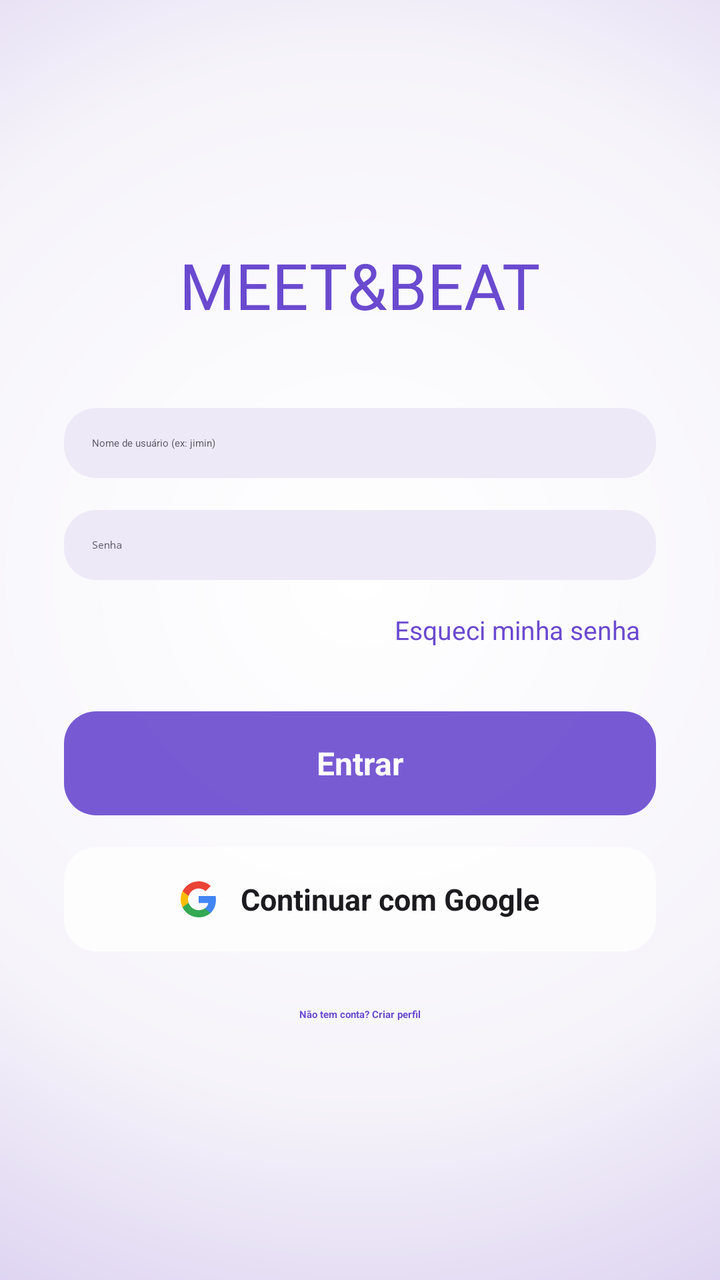
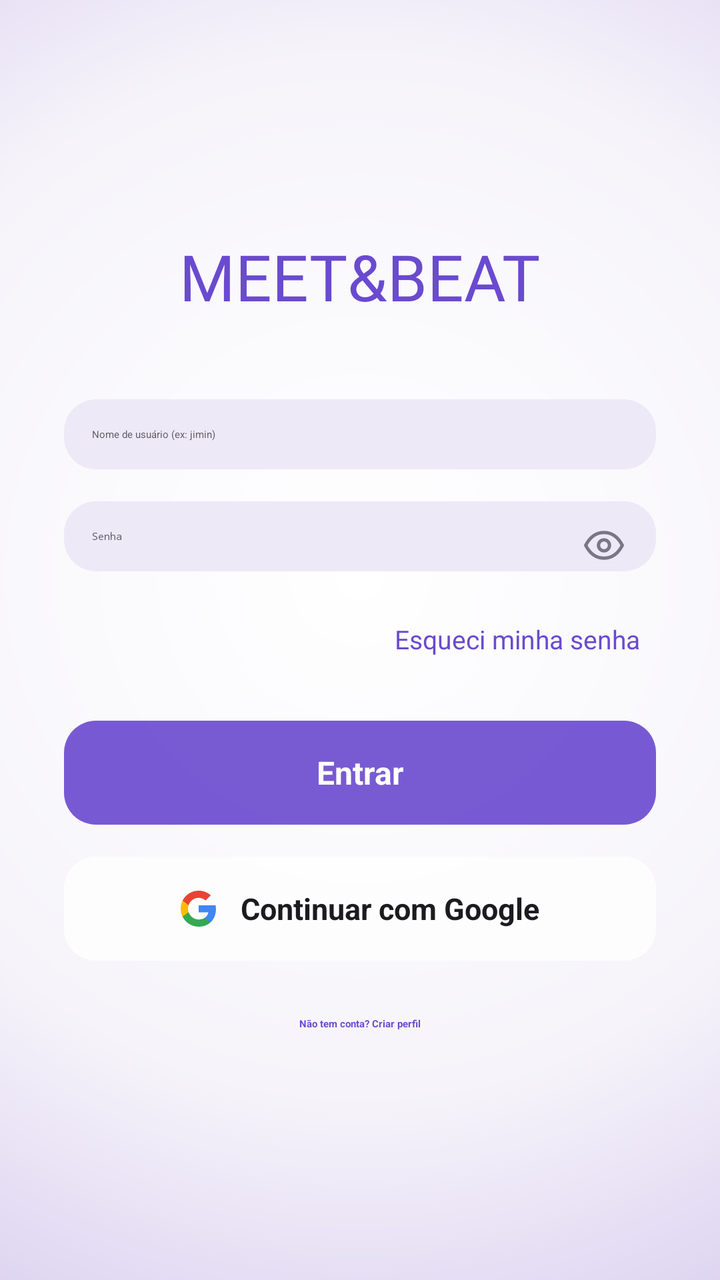

Two renders of the same Android screen: before a commit and after it. Below are the layout's source before the change and the commit's diff.
<!-- AndroidManifest.xml: activity theme Theme.MeetBeat.Splash -->
<!-- res/layout/activity_login.xml -->
<?xml version="1.0" encoding="utf-8"?>
<LinearLayout xmlns:android="http://schemas.android.com/apk/res/android"
    android:layout_width="match_parent"
    android:layout_height="match_parent"
    android:orientation="vertical"
    android:gravity="center"
    android:background="@drawable/bg_gradient_login"
    android:clipChildren="false"
    android:clipToPadding="false"
    android:padding="32dp">

    <TextView
        android:layout_width="wrap_content"
        android:layout_height="wrap_content"
        android:text="MEET&amp;BEAT"
        android:textColor="@color/purple_primary"
        android:textSize="32sp"
        android:fontFamily="@font/antonio_bold"
        android:layout_marginBottom="40dp" />

    <EditText
        android:id="@+id/editNomeLogin"
        android:layout_width="match_parent"
        android:layout_height="wrap_content"
        android:background="@drawable/bg_input_field"
        android:elevation="2dp"
        android:textColor="@color/text_dark"
        android:textColorHint="@color/text_gray"
        android:padding="14dp"
        android:hint="Nome de usuário (ex: jimin)" />

    <EditText
        android:id="@+id/editSenhaLogin"
        android:layout_width="match_parent"
        android:layout_height="wrap_content"
        android:background="@drawable/bg_input_field"
        android:elevation="2dp"
        android:textColor="@color/text_dark"
        android:textColorHint="@color/text_gray"
        android:padding="14dp"
        android:layout_marginTop="16dp"
        android:hint="Senha"
        android:inputType="textPassword" />

    <TextView
        android:id="@+id/btnEsqueciSenha"
        android:layout_width="wrap_content"
        android:layout_height="wrap_content"
        android:layout_gravity="end"
        android:layout_marginTop="8dp"
        android:text="Esqueci minha senha"
        android:textColor="@color/purple_primary"
        android:textSize="13sp"
        android:padding="8dp"
        android:clickable="true"
        android:focusable="true" />

    <TextView
        android:id="@+id/btnEntrar"
        android:layout_width="match_parent"
        android:layout_height="52dp"
        android:layout_marginTop="24dp"
        android:background="@drawable/bg_button_accept"
        android:elevation="4dp"
        android:gravity="center"
        android:text="Entrar"
        android:textColor="@color/vidro_conteudo_claro"
        android:textStyle="bold"
        android:textSize="16sp"
        android:clickable="true"
        android:focusable="true" />

    <LinearLayout
        android:id="@+id/btnLoginGoogle"
        android:layout_width="match_parent"
        android:layout_height="52dp"
        android:layout_marginTop="16dp"
        android:background="@drawable/bg_button_google"
        android:elevation="4dp"
        android:orientation="horizontal"
        android:gravity="center"
        android:clickable="true"
        android:focusable="true">

        <ImageView
            android:layout_width="18dp"
            android:layout_height="18dp"
            android:src="@drawable/ic_google_logo" />

        <TextView
            android:layout_width="wrap_content"
            android:layout_height="wrap_content"
            android:layout_marginStart="12dp"
            android:text="Continuar com Google"
            android:textColor="@color/text_dark"
            android:textStyle="bold"
            android:textSize="15sp" />

    </LinearLayout>

    <TextView
        android:id="@+id/btnIrParaCadastro"
        android:layout_width="wrap_content"
        android:layout_height="wrap_content"
        android:layout_marginTop="20dp"
        android:text="Não tem conta? Criar perfil"
        android:textColor="@color/purple_primary"
        android:textStyle="bold"
        android:padding="8dp"
        android:clickable="true"
        android:focusable="true" />

</LinearLayout>
<!-- resources referenced by this layout -->
<resources>
  <color name="purple_primary">#6A4ACF</color>
  <color name="text_dark">#1C1B1F</color>
  <color name="text_gray">#5E5A66</color>
  <color name="vidro_conteudo_claro">#FFFFFFFF</color>
  <!-- drawable bg_button_accept (drawable) -->
  <?xml version="1.0" encoding="utf-8"?>
  <shape xmlns:android="http://schemas.android.com/apk/res/android"
      android:shape="rectangle">
      <solid android:color="@color/vidro_fundo_intenso" />
      <corners android:radius="16dp" />
  </shape>
  <!-- drawable bg_button_google (drawable) -->
  <?xml version="1.0" encoding="utf-8"?>
  <shape xmlns:android="http://schemas.android.com/apk/res/android"
      android:shape="rectangle">
      <solid android:color="@color/vidro_fundo" />
      <corners android:radius="16dp" />
  </shape>
  <!-- drawable bg_gradient_login (drawable) -->
  <?xml version="1.0" encoding="utf-8"?>
  <shape xmlns:android="http://schemas.android.com/apk/res/android"
      android:shape="rectangle">
      <gradient
          android:type="radial"
          android:gradientRadius="520dp"
          android:centerX="0.5"
          android:centerY="0.45"
          android:startColor="@color/gradiente_login_centro"
          android:centerColor="@color/gradiente_login_meio"
          android:endColor="@color/gradiente_login_borda" />
  </shape>
  <!-- drawable bg_input_field (drawable) -->
  <?xml version="1.0" encoding="utf-8"?>
  <shape xmlns:android="http://schemas.android.com/apk/res/android"
      android:shape="rectangle">
      <solid android:color="@color/card_background" />
      <corners android:radius="16dp" />
  </shape>
  <style name="Theme.MeetBeat.Splash" parent="Theme.SplashScreen">
          <item name="windowSplashScreenBackground">@color/purple_light</item>
          <item name="windowSplashScreenAnimatedIcon">@drawable/ic_mic_logo</item>
          <item name="postSplashScreenTheme">@style/Theme.MeetBeat</item>
      </style>
  <color name="vidro_fundo_intenso">#E66A4ACF</color>
  <color name="vidro_fundo">#CCFFFFFF</color>
  <color name="gradiente_login_centro">#FFFFFF</color>
  <color name="gradiente_login_meio">#F6F4FA</color>
  <color name="gradiente_login_borda">#C9B8EA</color>
  <color name="card_background">#EEE9F7</color>
  <color name="purple_light">#F6F4FA</color>
  <style name="Theme.MeetBeat" parent="Base.Theme.MeetBeat" />
  <style name="Base.Theme.MeetBeat" parent="Theme.Material3.DayNight.NoActionBar">
          
          
      </style>
  <!-- unchanged entries left out for length: 2 -->
</resources>

<!-- the commit's change to res/layout/activity_login.xml (unified diff, before → after) -->
@@ -1,5 +1,6 @@
 <?xml version="1.0" encoding="utf-8"?>
 <LinearLayout xmlns:android="http://schemas.android.com/apk/res/android"
+    xmlns:app="http://schemas.android.com/apk/res-auto"
     android:layout_width="match_parent"
     android:layout_height="match_parent"
     android:orientation="vertical"
@@ -27,20 +28,47 @@
         android:textColor="@color/text_dark"
         android:textColorHint="@color/text_gray"
         android:padding="14dp"
-        android:hint="Nome de usuário (ex: jimin)" />
+        android:hint="Nome de usuário (ex: jimin)"
+        android:maxLength="30"
+        android:inputType="textVisiblePassword|textNoSuggestions" />
 
-    <EditText
-        android:id="@+id/editSenhaLogin"
+    <FrameLayout
         android:layout_width="match_parent"
         android:layout_height="wrap_content"
-        android:background="@drawable/bg_input_field"
-        android:elevation="2dp"
-        android:textColor="@color/text_dark"
-        android:textColorHint="@color/text_gray"
-        android:padding="14dp"
-        android:layout_marginTop="16dp"
-        android:hint="Senha"
-        android:inputType="textPassword" />
+        android:layout_marginTop="16dp">
+
+        <EditText
+            android:id="@+id/editSenhaLogin"
+            android:layout_width="match_parent"
+            android:layout_height="wrap_content"
+            android:background="@drawable/bg_input_field"
+            android:elevation="2dp"
+            android:textColor="@color/text_dark"
+            android:textColorHint="@color/text_gray"
+            android:hint="Senha"
+            android:inputType="textPassword"
+            android:maxLength="72"
+            android:paddingStart="14dp"
+            android:paddingTop="14dp"
+            android:paddingBottom="14dp"
+            android:paddingEnd="48dp" />
+
+        <ImageView
+            android:id="@+id/btnMostrarSenhaLogin"
+            android:layout_width="44dp"
+            android:layout_height="44dp"
+            android:layout_gravity="end|center_vertical"
+            android:layout_marginEnd="4dp"
+            android:padding="11dp"
+            android:elevation="3dp"
+            android:background="?attr/selectableItemBackgroundBorderless"
+            android:clickable="true"
+            android:focusable="true"
+            android:contentDescription="Mostrar senha"
+            android:src="@drawable/ic_olho"
+            app:tint="@color/text_gray" />
+
+    </FrameLayout>
 
     <TextView
         android:id="@+id/btnEsqueciSenha"
<!-- resource entries referenced after the edit -->
@@ -38,6 +38,27 @@
       <solid android:color="@color/card_background" />
       <corners android:radius="16dp" />
   </shape>
+  <!-- drawable ic_olho (drawable) -->
+  <vector xmlns:android="http://schemas.android.com/apk/res/android"
+      android:width="24dp"
+      android:height="24dp"
+      android:viewportWidth="24"
+      android:viewportHeight="24">
+    <path
+        android:pathData="M2,12C4.5,7.2 8,5 12,5C16,5 19.5,7.2 22,12C19.5,16.8 16,19 12,19C8,19 4.5,16.8 2,12Z"
+        android:fillColor="#00000000"
+        android:strokeColor="#7A7685"
+        android:strokeWidth="1.8"
+        android:strokeLineCap="round"
+        android:strokeLineJoin="round"/>
+    <path
+        android:pathData="M9,12a3,3 0 1,0 6,0a3,3 0 1,0 -6,0"
+        android:fillColor="#00000000"
+        android:strokeColor="#7A7685"
+        android:strokeWidth="1.8"
+        android:strokeLineCap="round"
+        android:strokeLineJoin="round"/>
+  </vector>
   <style name="Theme.MeetBeat.Splash" parent="Theme.SplashScreen">
           <item name="windowSplashScreenBackground">@color/purple_light</item>
           <item name="windowSplashScreenAnimatedIcon">@drawable/ic_mic_logo</item>
